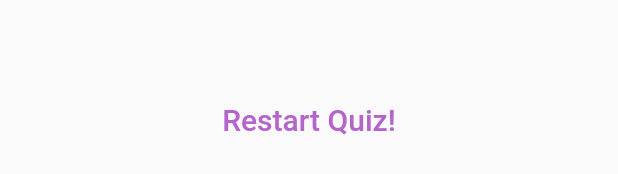
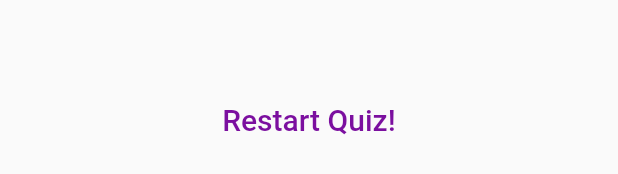
Before and after one commit to gagandeepkaur15/Flutter, a Flutter app: the Result widget shown alone on an empty page, opened directly with empty values, on a phone screen of 412 x 824 dp. Shown: the part 713-887 px from the top of the screen. Run offline on Flutter 3.47's test engine with Material 2 defaults, Android fonts, the phone set to English and light mode, and no system bars.

```diff
--- a/lib/main.dart
+++ b/lib/main.dart
@@ -71,9 +71,10 @@ class _MyAppState extends State<MyApp> {
   @override
   Widget build(BuildContext context) {
     return MaterialApp(
+      debugShowCheckedModeBanner: false,
       home: Scaffold(
         appBar: AppBar(
-          title: Center(
+          title: const Center(
             child: Text(
               'Quiz',
               style: TextStyle(
@@ -82,7 +83,7 @@ class _MyAppState extends State<MyApp> {
                   color: Color.fromARGB(255, 43, 1, 39)),
             ),
           ),
-          backgroundColor: Color.fromARGB(255, 222, 131, 234),
+          backgroundColor: const Color.fromARGB(255, 222, 131, 234),
         ),
         body: questionIndex < questions.length
             ? Quiz(
--- a/lib/result.dart
+++ b/lib/result.dart
@@ -28,21 +28,23 @@ class Result extends StatelessWidget {
       children: <Widget>[
         Text(
           resultPhrase,
-          style: TextStyle(
+          style: const TextStyle(
             fontSize: 36,
             fontWeight: FontWeight.bold,
           ),
           textAlign: TextAlign.center,
         ),
-        FlatButton(
-          child: Text(
+        TextButton(
+          style: ElevatedButton.styleFrom(
+            foregroundColor: const Color.fromARGB(255, 123, 15, 159),
+          ),
+          onPressed: resetHandler,
+          child: const Text(
             'Restart Quiz!',
             style: TextStyle(
               fontSize: 20,
             ),
           ),
-          textColor: Color.fromARGB(255, 181, 100, 206),
-          onPressed: resetHandler,
         ),
       ],
     ));
```
Also changed, not shown: lib/answer.dart (+9 -7 lines), pubspec.lock.
